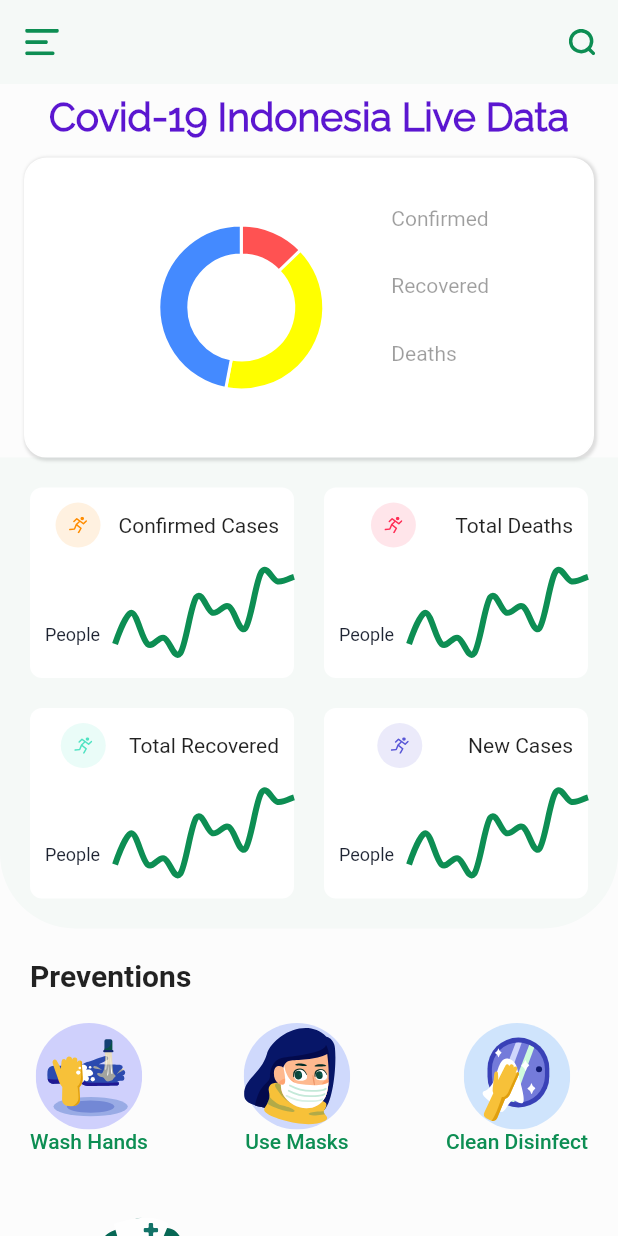
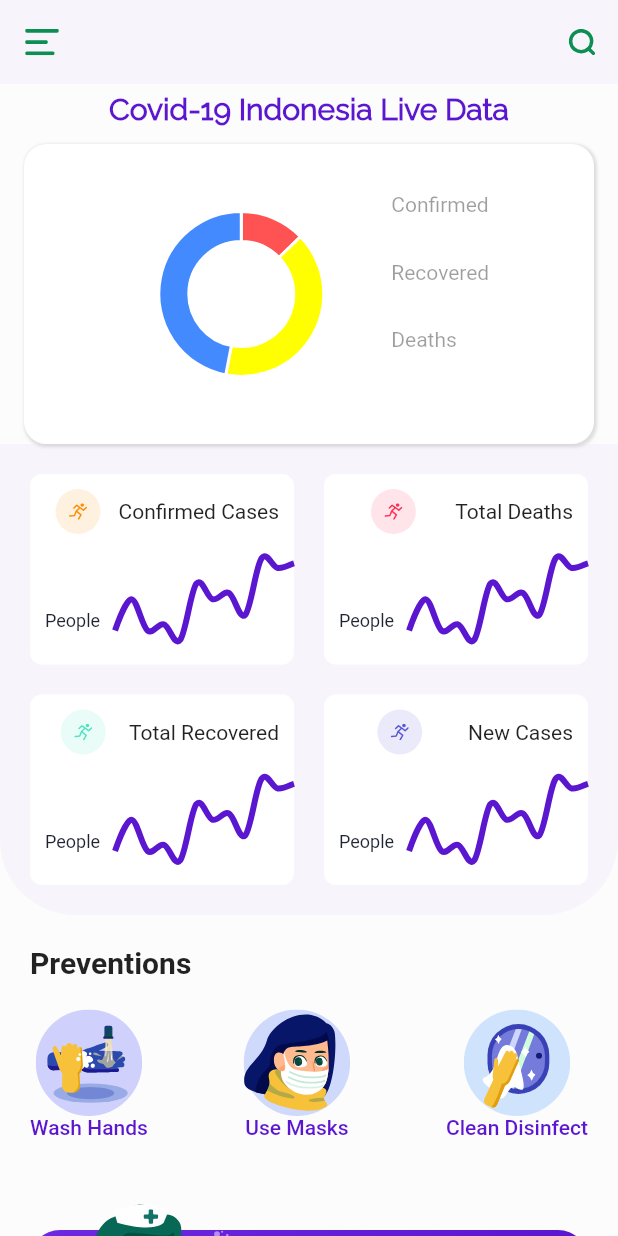
Before and after one commit to MulyonoPutra/Covid19App, a Flutter app: the HomeScreen screen opened directly, on a phone screen of 412 x 824 dp. Run offline on Flutter 3.47's test engine with Material 2 defaults, Android fonts, the phone set to English and light mode, and no system bars; drawn by our look-alikes of fl_chart; our stand-ins replace after_layout, charts_flutter, equatable, flutter_svg, shared_preferences; accounts and stored records are empty; network calls fail.

Commit message:
Change color image assets svg.

```diff
--- a/lib/features/presentation/screen/home_screen.dart
+++ b/lib/features/presentation/screen/home_screen.dart
@@ -33,7 +33,7 @@ class _HomeScreenState extends State<HomeScreen> {
             Center(
               child: Text(
                 'Covid-19 Indonesia Live Data',
-                style: titleStyle,
+                style: homeTitleStyle,
               ),
             ),
             SizedBox(height: 10),
@@ -110,7 +110,9 @@ class _HomeScreenState extends State<HomeScreen> {
                   ],
                 ),
               ),
-            )
+            ),
+            SizedBox(height: 12),
+            _globalMap(),
           ],
         ),
       ),
@@ -159,6 +161,41 @@ class _HomeScreenState extends State<HomeScreen> {
             ),
           ],
         ),
+      ),
+    );
+  }
+
+  Widget _globalMap() {
+    return Container(
+      padding: EdgeInsets.all(20),
+      decoration: BoxDecoration(
+        color: Colors.white,
+        borderRadius: BorderRadius.circular(20),
+        boxShadow: [
+          BoxShadow(
+            offset: Offset(0, 21),
+            blurRadius: 54,
+            color: Colors.black.withOpacity(0.05),
+          ),
+        ],
+      ),
+      child: Column(
+        children: <Widget>[
+          Row(
+            mainAxisAlignment: MainAxisAlignment.spaceBetween,
+            children: <Widget>[
+              Text(
+                "Global Map",
+                style: TextStyle(
+                  fontSize: 15,
+                ),
+              ),
+              SvgPicture.asset("assets/icons/more.svg")
+            ],
+          ),
+          SizedBox(height: 10),
+          SvgPicture.asset("assets/icons/map.svg"),
+        ],
       ),
     );
   }
@@ -236,8 +273,8 @@ class _HomeScreenState extends State<HomeScreen> {
             decoration: BoxDecoration(
               gradient: LinearGradient(
                 colors: [
-                  Color(0xFF60BE93),
-                  Color(0xFF1B8D59),
+                  Color(0xFF6D29E2),
+                  Color(0xFF5B16D0),
                 ],
               ),
               borderRadius: BorderRadius.circular(20),
--- a/lib/features/presentation/utils/contants.dart
+++ b/lib/features/presentation/utils/contants.dart
@@ -3,6 +3,6 @@ import 'package:flutter/material.dart';
 const cTextColor = Color(0xFF1E2432);
 const cTextMediumColor = Color(0xFF53627C);
 const cTextLightColor = Color(0xFFACB1C0);
-const cPrimaryColor = Color(0xFF0D8E53);
+const cPrimaryColor = Color(0xFF5B16D0);
 const cBackgroundColor = Color(0xFFFCFCFC);
 const cInactiveChartColor = Color(0xFFEAECEF);
```
Also changed, not shown: assets/icons/nurse.svg.
